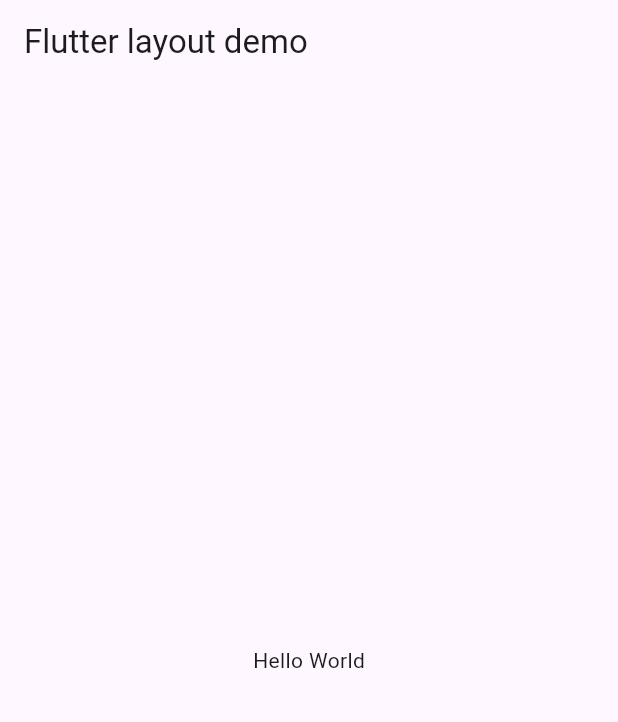
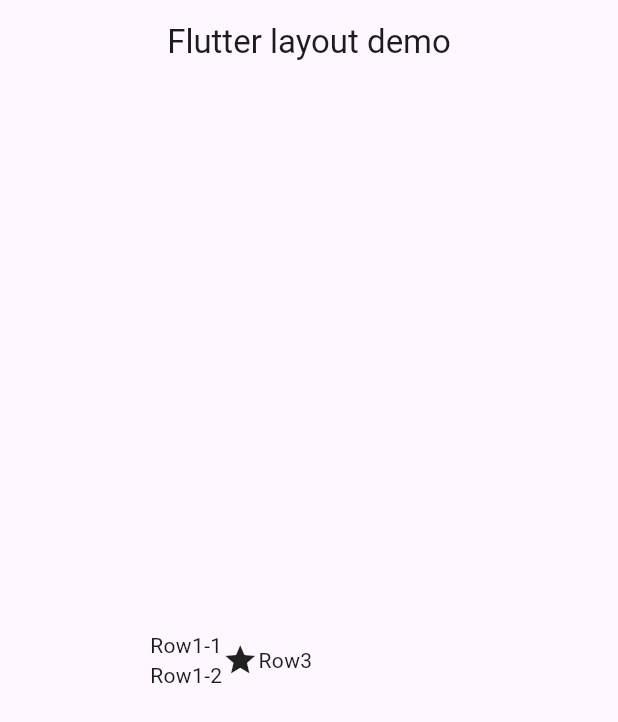
Before and after one commit to hikaru-yajima-nz/fluttter_tutorial, a Flutter app: the screen it shows after launch, on a phone screen of 412 x 824 dp. Shown: the top 722 px of the screen. Run offline on Flutter 3.47's test engine with Material 3 defaults, Android fonts, the phone set to English and light mode, and no system bars.

Commit message:
TitleSectionの編集

```diff
--- a/lib/main.dart
+++ b/lib/main.dart
@@ -12,12 +12,45 @@ class MyApp extends StatelessWidget {
       title: appTitle,
       home: Scaffold(
         appBar: AppBar(
-          title: const Text(appTitle),
+          title: const Center(
+            child: Text(appTitle),
+          ),
         ),
         body: const Center(
-          child: Text('Hello World'),
+          child: TitleSection(name: 'テストでdesuす'),
         ),
       ),
     );
   }
 }
+
+class TitleSection extends StatelessWidget {
+  const TitleSection({
+    super.key,
+    required this.name,
+    //required this.location,
+  });
+
+  final String name;
+
+  @override
+  Widget build(BuildContext context) {
+    return Padding(
+      padding: const EdgeInsets.all(100),
+      child: Row(
+        children: [
+          Column(
+            mainAxisSize: MainAxisSize.min,
+            //最小サイズに合わせる
+            crossAxisAlignment: CrossAxisAlignment.start,
+            children: [
+            Text('Row1-1'),
+            Text('Row1-2'),
+          ]),
+          Icon(Icons.star),
+          Text('Row3'),
+        ],
+      ),
+    );
+  }
+}
```
